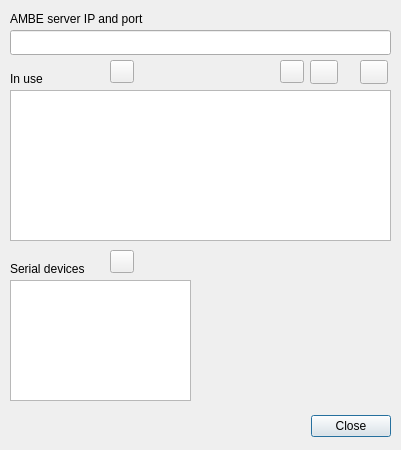
Before: the Qt Designer form sdrgui/gui/ambedevicesdialog.ui in f4exb/sdrangel, drawn with Qt 5.
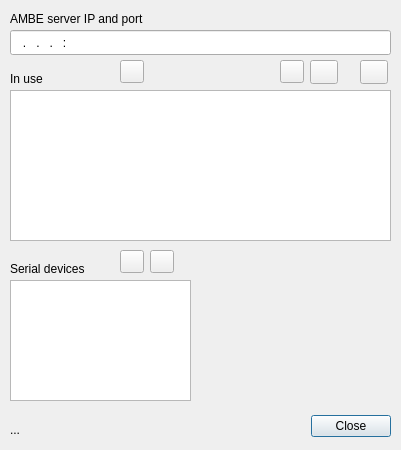
After: the same form once the commit is applied. Icons and pictures are not drawn. Custom widgets are drawn as their Qt base class.

Patch:
```diff
--- a/sdrgui/gui/ambedevicesdialog.ui
+++ b/sdrgui/gui/ambedevicesdialog.ui
@@ -16,9 +16,9 @@
   <widget class="QDialogButtonBox" name="buttonBox">
    <property name="geometry">
     <rect>
-     <x>50</x>
+     <x>310</x>
      <y>410</y>
-     <width>341</width>
+     <width>81</width>
      <height>32</height>
     </rect>
    </property>
@@ -73,7 +73,7 @@
     <rect>
      <x>10</x>
      <y>10</y>
-     <width>171</width>
+     <width>201</width>
      <height>17</height>
     </rect>
    </property>
@@ -93,6 +93,9 @@
    <property name="toolTip">
     <string>AMBE server address as ip:port</string>
    </property>
+   <property name="inputMask">
+    <string>000.000.000.000:00000</string>
+   </property>
   </widget>
   <widget class="QPushButton" name="refreshAmbeList">
    <property name="geometry">
@@ -114,7 +117,7 @@
      <normaloff>:/recycle.png</normaloff>:/recycle.png</iconset>
    </property>
   </widget>
-  <widget class="ButtonSwitch" name="removeAmbeDevice">
+  <widget class="QPushButton" name="removeAmbeDevice">
    <property name="geometry">
     <rect>
      <x>280</x>
@@ -147,17 +150,17 @@
     <string>In use</string>
    </property>
   </widget>
-  <widget class="ButtonSwitch" name="importSerial">
+  <widget class="QPushButton" name="importSerial">
    <property name="geometry">
     <rect>
-     <x>110</x>
+     <x>120</x>
      <y>250</y>
      <width>24</width>
      <height>23</height>
     </rect>
    </property>
    <property name="toolTip">
-    <string>Use device</string>
+    <string>Use serial device</string>
    </property>
    <property name="text">
     <string/>
@@ -167,10 +170,10 @@
      <normaloff>:/arrow_up.png</normaloff>:/arrow_up.png</iconset>
    </property>
   </widget>
-  <widget class="ButtonSwitch" name="importAddress">
+  <widget class="QPushButton" name="importAddress">
    <property name="geometry">
     <rect>
-     <x>110</x>
+     <x>120</x>
      <y>60</y>
      <width>24</width>
      <height>23</height>
@@ -197,7 +200,7 @@
     </rect>
    </property>
    <property name="toolTip">
-    <string>Refresh list of devices and servers in use</string>
+    <string>Remove all devices</string>
    </property>
    <property name="text">
     <string/>
@@ -207,14 +210,40 @@
      <normaloff>:/sweep.png</normaloff>:/sweep.png</iconset>
    </property>
   </widget>
+  <widget class="QLabel" name="statusText">
+   <property name="geometry">
+    <rect>
+     <x>10</x>
+     <y>420</y>
+     <width>291</width>
+     <height>19</height>
+    </rect>
+   </property>
+   <property name="text">
+    <string>...</string>
+   </property>
+  </widget>
+  <widget class="QPushButton" name="importAllSerial">
+   <property name="geometry">
+    <rect>
+     <x>150</x>
+     <y>250</y>
+     <width>24</width>
+     <height>23</height>
+    </rect>
+   </property>
+   <property name="toolTip">
+    <string>Use all serial devices</string>
+   </property>
+   <property name="text">
+    <string/>
+   </property>
+   <property name="icon">
+    <iconset resource="../resources/res.qrc">
+     <normaloff>:/double_arrow_up.png</normaloff>:/double_arrow_up.png</iconset>
+   </property>
+  </widget>
  </widget>
- <customwidgets>
-  <customwidget>
-   <class>ButtonSwitch</class>
-   <extends>QToolButton</extends>
-   <header>gui/buttonswitch.h</header>
-  </customwidget>
- </customwidgets>
  <resources>
   <include location="../resources/res.qrc"/>
  </resources>
```
